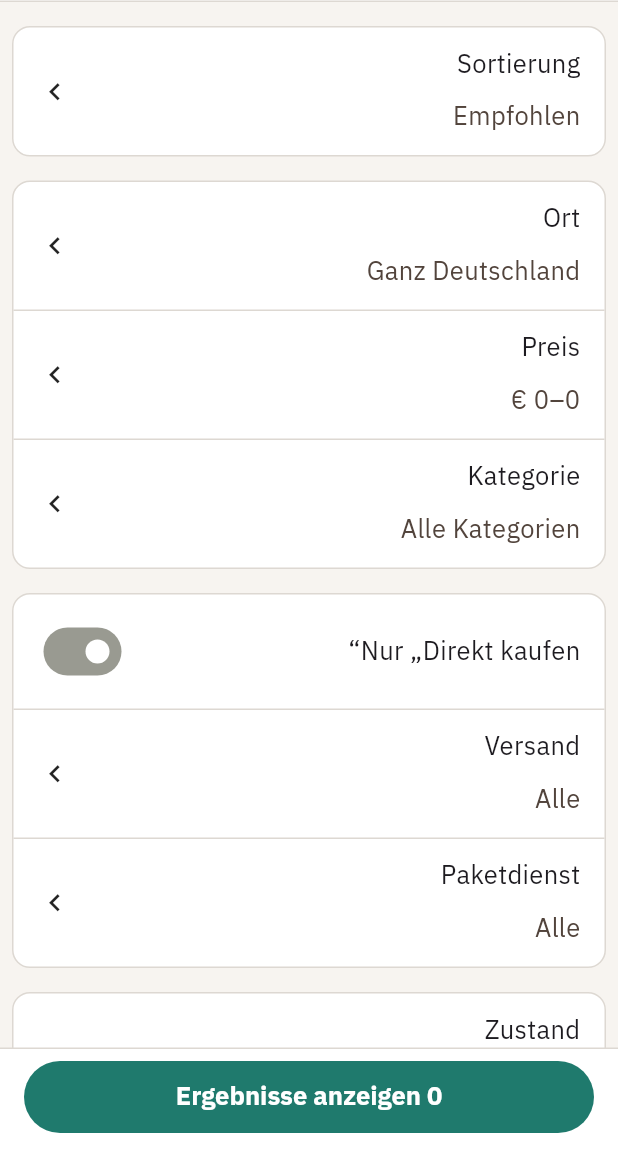
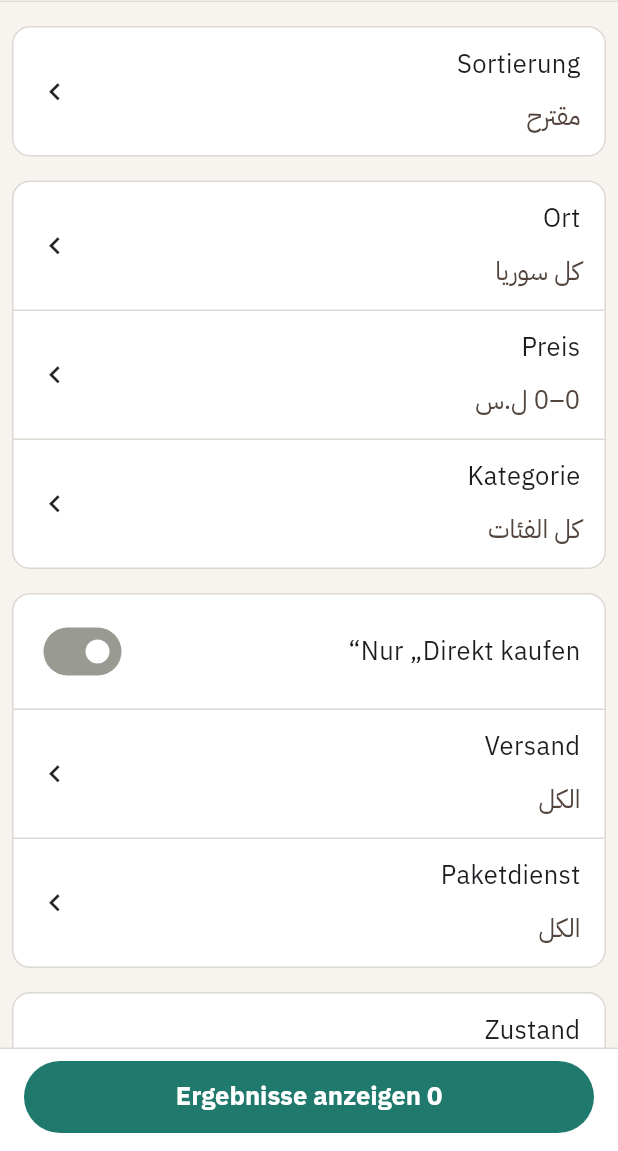
Before and after one commit to abOOd-Hj-DeV/advertising, a Flutter app: the FiltersPage screen opened directly with empty values, on a phone screen of 412 x 824 dp, the part 85-1236 px from its top. Run offline on Flutter 3.47's test engine with Material 3 defaults, Android fonts, the phone set to English and light mode, and no system bars; our stand-ins replace shared_preferences; missing offline and left inert: idb_shim; accounts and stored records are empty.

Commit message:
Translate demo store fixtures to Syrian Arabic (سوقنا rebrand)
- Listing titles/descriptions, categories, types, kinds, conditions → Arabic
- Sellers → Syrian names; cities/districts → Syrian (دمشق, حلب, أحياء دمشق)
- Prices → SYP amounts (450,000–25,000,000) with ل.س and grouped digits
- SearchFilters defaults/labels, accepts() comparisons, fromJson fallbacks → Arabic
- Kept identifiers, JSON keys, enum values, image keys and carrier brand names

Co-Authored-By: Devin AI <158243242+devin-ai-integration[bot]@users.noreply.github.com>

```diff
--- a/lib/data/demo_store.dart
+++ b/lib/data/demo_store.dart
@@ -3,6 +3,17 @@ import 'package:flutter/material.dart';
 import 'package:shared_preferences/shared_preferences.dart';
 part 'local_models.dart';
 part 'local_store.dart';
+
+String _groupDigits(double v) {
+  final s = v.toStringAsFixed(v % 1 == 0 ? 0 : 2);
+  final dot = s.indexOf('.');
+  final intPart = dot < 0 ? s : s.substring(0, dot);
+  final grouped = intPart.replaceAllMapped(
+    RegExp(r'\B(?=(\d{3})+(?!\d))'),
+    (_) => ',',
+  );
+  return dot < 0 ? grouped : '$grouped${s.substring(dot)}';
+}
 
 class Listing {
   const Listing({
@@ -11,30 +22,30 @@ class Listing {
     required this.price,
     required this.image,
     required this.category,
-    this.city = 'Berlin',
-    this.district = 'Prenzlauer Berg',
+    this.city = 'دمشق',
+    this.district = 'المزة',
     this.distance = 4,
-    this.type = 'Cityräder',
-    this.kind = 'Unisex',
+    this.type = 'دراجات مدينة',
+    this.kind = 'للجنسين',
     this.carrier = 'DHL',
     this.ageHours = 2,
-    this.condition = 'Sehr gut',
+    this.condition = 'جيد جداً',
     this.shipping = true,
     this.direct = false,
     this.commercial = false,
     this.wanted = false,
     this.featured = false,
-    this.seller = 'Lena',
-    this.date = 'Heute, 10:42',
+    this.seller = 'لينا',
+    this.date = 'اليوم، 10:42',
     this.images = const [],
     this.sellerId = '',
     this.status = ListingStatus.active,
     this.priceType = PriceType.fixed,
     this.description =
-        'Gut erhalten und bereit für ein neues Zuhause. '
-        'Wir geben diesen schönen Artikel ab, weil wir Platz schaffen möchten. '
-        'Bei Fragen melde dich gerne. Abholung nach Vereinbarung. '
-        'Dies ist eine fiktive Anzeige für die lokale UI-Demo.',
+        'بحالة جيدة وجاهز لصاحب جديد. '
+        'نعرض هذا الغرض الجميل لأننا نريد إخلاء مكان. '
+        'إذا كان لديك أي سؤال راسلني. الاستلام بالاتفاق. '
+        'هذا إعلان تجريبي لواجهة السوق المحلية.',
   });
   final String id,
       title,
@@ -59,8 +70,8 @@ class Listing {
   final List<String> images;
   List<String> get gallery => images.isEmpty ? [image] : images;
   String get formattedPrice => priceType == PriceType.free
-      ? 'Zu verschenken'
-      : '${price.toStringAsFixed(price % 1 == 0 ? 0 : 2).replaceAll('.', ',')} €${priceType == PriceType.negotiable ? ' VB' : ''}';
+      ? 'مجاني'
+      : '${_groupDigits(price)} ل.س${priceType == PriceType.negotiable ? ' قابل للتفاوض' : ''}';
   Map<String, dynamic> toJson() => {
     'id': id,
     'title': title,
@@ -92,7 +103,7 @@ class Listing {
     final price = (j['price'] as num).toDouble();
     final id = j['id'] as String;
     if (id.isEmpty || !price.isFinite || price < 0) {
-      throw const FormatException('Ungültige Anzeige');
+      throw const FormatException('إعلان غير صالح');
     }
     return Listing(
       id: id,
@@ -100,15 +111,15 @@ class Listing {
       title: j['title'] as String,
       image: j['image'] as String,
       category: j['category'] as String,
-      city: j['city'] as String? ?? 'Berlin',
+      city: j['city'] as String? ?? 'دمشق',
       district: j['district'] as String? ?? '',
       type: j['type'] as String? ?? '',
       kind: j['kind'] as String? ?? '',
       carrier: j['carrier'] as String? ?? 'DHL',
-      condition: j['condition'] as String? ?? 'Gut',
-      seller: j['seller'] as String? ?? 'Lena Demo',
+      condition: j['condition'] as String? ?? 'جيد',
+      seller: j['seller'] as String? ?? 'بائع تجريبي',
       sellerId: j['sellerId'] as String? ?? 'self',
-      date: j['date'] as String? ?? 'Lokal',
+      date: j['date'] as String? ?? 'محلي',
       description: j['description'] as String? ?? '',
       shipping: j['shipping'] as bool? ?? false,
       direct: j['direct'] as bool? ?? false,
@@ -175,241 +186,241 @@ const listings = <Listing>[
   Listing(
     id: 'b1',
     priceType: PriceType.negotiable,
-    title: 'Citybike – leicht, gepflegt und sofort startklar',
-    price: 180,
+    title: 'دراجة مدينة – خفيفة ونظيفة وجاهزة فوراً',
+    price: 1400000,
     image: 'bike_city',
-    category: 'Fahrräder & Zubehör',
+    category: 'دراجات وملحقات',
     direct: true,
-    kind: 'Damen',
+    kind: 'نسائي',
     ageHours: 1,
     featured: true,
     images: ['bike_city', 'bike', 'bike_road'],
   ),
   Listing(
     id: 'b2',
-    title: 'Klassisches Fahrrad mit 7 Gängen',
-    price: 95,
+    title: 'دراجة كلاسيكية بـ 7 سرعات',
+    price: 750000,
     image: 'bike',
-    category: 'Fahrräder & Zubehör',
-    district: 'Mitte',
+    category: 'دراجات وملحقات',
+    district: 'الصالحية',
     distance: 2,
-    seller: 'Paul',
-    condition: 'Gut',
-    kind: 'Herren',
+    seller: 'باسل',
+    condition: 'جيد',
+    kind: 'رجالي',
     carrier: 'Hermes',
     ageHours: 6,
     images: ['bike', 'bike_city'],
   ),
   Listing(
     id: 'b3',
-    title: 'Trekkingrad für Stadt und kleine Abenteuer',
-    price: 320,
+    title: 'دراجة سياحية للمدينة والمشاوير القصيرة',
+    price: 2500000,
     priceType: PriceType.negotiable,
     image: 'bike_road',
-    category: 'Fahrräder & Zubehör',
-    district: 'Kreuzberg',
-    type: 'Trekkingräder',
+    category: 'دراجات وملحقات',
+    district: 'المالكي',
+    type: 'دراجات سياحية',
     featured: true,
-    seller: 'Mira',
+    seller: 'ميرا',
     distance: 9,
     images: ['bike_road', 'bike', 'bike_city'],
   ),
   Listing(
     id: 'b4',
-    title: 'Fahrrad für Kinder, guter Zustand',
-    price: 70,
+    title: 'دراجة أطفال بحالة جيدة',
+    price: 550000,
     image: 'bike_city',
-    category: 'Fahrräder & Zubehör',
-    type: 'Kinderräder',
-    kind: 'Kinder',
-    district: 'Pankow',
-    seller: 'Jonas',
+    category: 'دراجات وملحقات',
+    type: 'دراجات أطفال',
+    kind: 'أطفال',
+    district: 'الميدان',
+    seller: 'جود',
     distance: 12,
     shipping: false,
   ),
   Listing(
     id: 'b5',
-    title: 'Sportliches Rennrad – neue Reifen',
-    price: 550,
+    title: 'دراجة سباق رياضية – إطارات جديدة',
+    price: 4200000,
     priceType: PriceType.negotiable,
     image: 'bike_road',
-    category: 'Fahrräder & Zubehör',
-    type: 'Rennräder',
-    city: 'Hamburg',
-    district: 'Altona',
+    category: 'دراجات وملحقات',
+    type: 'دراجات سباق',
+    city: 'حلب',
+    district: 'الجميلية',
     distance: 3,
-    seller: 'Finn',
+    seller: 'فادي',
     direct: true,
   ),
   Listing(
     id: 'b6',
-    title: 'Fahrrad Retro – schönes Alltagsrad',
-    price: 125,
+    title: 'دراجة ريترو – جميلة للاستخدام اليومي',
+    price: 950000,
     priceType: PriceType.negotiable,
     image: 'bike',
-    category: 'Fahrräder & Zubehör',
-    district: 'Charlottenburg',
+    category: 'دراجات وملحقات',
+    district: 'كفرسوسة',
     distance: 10,
-    seller: 'Sophie',
-    condition: 'Gut',
-    kind: 'Damen',
+    seller: 'سوسن',
+    condition: 'جيد',
+    kind: 'نسائي',
     carrier: 'DPD',
   ),
   Listing(
     id: 'b7',
-    title: 'E-Bike mit Zubehör und Rechnung',
-    price: 1290,
+    title: 'دراجة كهربائية مع ملحقاتها وفاتورة الشراء',
+    price: 9500000,
     priceType: PriceType.negotiable,
     image: 'bike_city',
-    category: 'Fahrräder & Zubehör',
-    type: 'E-Bikes',
-    kind: 'Herren',
-    district: 'Friedrichshain',
+    category: 'دراجات وملحقات',
+    type: 'دراجات كهربائية',
+    kind: 'رجالي',
+    district: 'القصاع',
     direct: true,
     commercial: true,
-    seller: 'Radhaus Demo',
+    seller: 'دراجات الشام',
   ),
   Listing(
     id: 'b8',
-    title: 'Suche Fahrrad für den Weg zur Uni',
-    price: 150,
+    title: 'مطلوب دراجة للمشوار إلى الجامعة',
+    price: 1200000,
     priceType: PriceType.negotiable,
     image: 'bike',
-    category: 'Fahrräder & Zubehör',
+    category: 'دراجات وملحقات',
     wanted: true,
     shipping: false,
-    district: 'Neukölln',
-    seller: 'Alex',
+    district: 'ركن الدين',
+    seller: 'علي',
     distance: 8,
   ),
   Listing(
     id: 's1',
-    title: 'Gemütliches Sofa in sattem Grün',
-    price: 240,
+    title: 'كنبة مريحة بلون أخضر غامق',
+    price: 1800000,
     priceType: PriceType.negotiable,
     image: 'sofa',
-    type: 'Sofas & Sitzgarnituren',
-    category: 'Haus & Garten',
+    type: 'كنب وأطقم',
+    category: 'المنزل والحديقة',
     featured: true,
     shipping: false,
-    seller: 'Lena',
+    seller: 'لينا',
     images: ['sofa', 'room'],
   ),
   Listing(
     id: 'r1',
-    title: 'Helle 2-Zimmer-Wohnung mit Balkon',
-    price: 850,
+    title: 'شقة غرفتين منورة مع بلكون للإيجار',
+    price: 4000000,
     image: 'room',
-    category: 'Immobilien',
-    district: 'Mitte',
+    category: 'عقارات',
+    district: 'الصالحية',
     shipping: false,
-    type: 'Mieten',
+    type: 'للإيجار',
     images: ['room', 'sofa'],
-    seller: 'Mira',
+    seller: 'ميرا',
   ),
   Listing(
     id: 'r2',
-    title: 'Stilvolles Apartment im Grünen',
-    price: 265000,
+    title: 'شقة أنيقة بمنطقة خضراء للبيع',
+    price: 25000000,
     image: 'room',
-    category: 'Immobilien',
-    type: 'Kaufen',
+    category: 'عقارات',
+    type: 'للبيع',
     shipping: false,
-    district: 'Pankow',
+    district: 'الميدان',
     distance: 12,
-    seller: 'Paul',
+    seller: 'باسل',
   ),
   Listing(
     id: 'c1',
-    title: 'Sportwagen – gepflegt, neue Inspektion',
-    price: 23900,
+    title: 'سيارة رياضية – بحالة ممتازة وفحص جديد',
+    price: 22000000,
     priceType: PriceType.negotiable,
     image: 'car',
-    type: 'Autos',
-    category: 'Auto, Rad & Boot',
+    type: 'سيارات',
+    category: 'سيارات ودراجات وقوارب',
     shipping: false,
-    seller: 'Paul',
+    seller: 'باسل',
   ),
   Listing(
     id: 'e1',
-    title: 'Spiegelreflexkamera mit Objektiv',
-    price: 290,
+    title: 'كاميرا احترافية مع عدسة',
+    price: 2200000,
     priceType: PriceType.negotiable,
     image: 'camera',
-    type: 'Kameras',
-    category: 'Elektronik',
+    type: 'كاميرات',
+    category: 'إلكترونيات',
     direct: true,
-    seller: 'Jonas',
+    seller: 'جود',
   ),
   Listing(
     id: 'e2',
-    title: 'Notebook 13 Zoll – ideal fürs Studium',
-    price: 420,
+    title: 'لابتوب 13 إنش – مثالي للدراسة',
+    price: 3200000,
     priceType: PriceType.negotiable,
     image: 'laptop',
-    type: 'Notebooks',
+    type: 'لابتوبات',
     carrier: 'DPD',
-    category: 'Elektronik',
-    seller: 'Mira',
+    category: 'إلكترونيات',
+    seller: 'ميرا',
   ),
   Listing(
     id: 'f1',
-    title: 'Sneaker in Rot, Größe 39',
-    price: 45,
+    title: 'حذاء رياضي أحمر، قياس 39',
+    price: 550000,
     image: 'shoes',
-    type: 'Schuhe',
+    type: 'أحذية',
     carrier: 'Hermes',
-    category: 'Mode & Beauty',
-    district: 'Kreuzberg',
-    seller: 'Sophie',
+    category: 'أزياء وجمال',
+    district: 'المالكي',
+    seller: 'سوسن',
   ),
   Listing(
     id: 'p1',
-    title: 'Große Zimmerpflanze mit Übertopf',
-    price: 25,
+    title: 'نبتة منزلية كبيرة مع أصيص',
+    price: 480000,
     image: 'plant',
-    type: 'Pflanzen',
-    category: 'Haus & Garten',
+    type: 'نباتات',
+    category: 'المنزل والحديقة',
     shipping: false,
-    seller: 'Lena',
+    seller: 'لينا',
   ),
   Listing(
     id: 'm1',
-    title: 'Bücherpaket – spannende Geschichten',
-    price: 20,
+    title: 'حزمة كتب – قصص شيّقة',
+    price: 450000,
     image: 'books',
-    type: 'Bücher',
-    category: 'Musik, Filme & Bücher',
-    seller: 'Finn',
+    type: 'كتب',
+    category: 'موسيقى وأفلام وكتب',
+    seller: 'فادي',
   ),
   Listing(
     id: 'h1',
-    title: 'Hundebetreuung am Wochenende',
-    price: 30,
+    title: 'رعاية كلاب في عطلة نهاية الأسبوع',
+    price: 500000,
     image: 'dog',
-    type: 'Hundebetreuung',
-    category: 'Haustiere',
+    type: 'رعاية كلاب',
+    category: 'حيوانات أليفة',
     shipping: false,
-    seller: 'Sophie',
+    seller: 'سوسن',
   ),
 ];
 
 class SearchFilters {
   SearchFilters({
-    this.category = 'Alle Kategorien',
+    this.category = 'كل الفئات',
     this.city = '',
     this.radius = 15,
     this.minimum,
     this.maximum,
     this.extraBudget = false,
-    this.sort = 'Empfohlen',
-    this.type = 'Alle',
-    this.kind = 'Alle',
-    this.condition = 'Alle',
-    this.shipping = 'Alle',
-    this.carrier = 'Alle',
-    this.seller = 'Privat & Gewerblich',
-    this.offer = 'Angebote & Gesuche',
+    this.sort = 'مقترح',
+    this.type = 'الكل',
+    this.kind = 'الكل',
+    this.condition = 'الكل',
+    this.shipping = 'الكل',
+    this.carrier = 'الكل',
+    this.seller = 'فردي وتجاري',
+    this.offer = 'عروض وطلبات',
     this.direct = false,
   });
   String category,
@@ -443,28 +454,27 @@ class SearchFilters {
     direct: direct,
   );
   bool accepts(Listing l) =>
-      (category == 'Alle Kategorien' ||
+      (category == 'كل الفئات' ||
           l.category == category ||
-          category == 'Autos' && l.type == 'Autos' ||
-          category == 'Auto, Rad & Boot' &&
-              l.category == 'Fahrräder & Zubehör') &&
+          category == 'سيارات' && l.type == 'سيارات' ||
+          category == 'سيارات ودراجات وقوارب' &&
+              l.category == 'دراجات وملحقات') &&
       (city.isEmpty || l.city == city && l.distance <= radius) &&
       (minimum == null || l.price >= minimum!) &&
       (maximum == null || l.price <= maximum! * (extraBudget ? 1.15 : 1)) &&
-      (type == 'Alle' || l.type == type) &&
-      (condition == 'Alle' || l.condition == condition) &&
-      (kind == 'Alle' || kind == l.kind) &&
-      (shipping == 'Alle' || l.shipping == (shipping == 'Versand möglich')) &&
-      (carrier == 'Alle' || l.shipping && carrier == l.carrier) &&
-      (seller == 'Privat & Gewerblich' ||
-          l.commercial == (seller == 'Gewerblich')) &&
-      (offer == 'Angebote & Gesuche' || l.wanted == (offer == 'Gesuche')) &&
+      (type == 'الكل' || l.type == type) &&
+      (condition == 'الكل' || l.condition == condition) &&
+      (kind == 'الكل' || kind == l.kind) &&
+      (shipping == 'الكل' || l.shipping == (shipping == 'شحن متاح')) &&
+      (carrier == 'الكل' || l.shipping && carrier == l.carrier) &&
+      (seller == 'فردي وتجاري' || l.commercial == (seller == 'تجاري')) &&
+      (offer == 'عروض وطلبات' || l.wanted == (offer == 'طلبات')) &&
       (!direct || l.direct);
   String get locationLabel =>
-      city.isEmpty ? 'Ganz Deutschland' : '$city (+${radius.round()} km)';
+      city.isEmpty ? 'كل سوريا' : '$city (+${radius.round()} كم)';
   String get priceLabel => minimum == null && maximum == null
-      ? 'Beliebig'
-      : '${minimum?.round() ?? 0}–${maximum?.round() ?? '∞'} €';
+      ? 'أي سعر'
+      : '${_groupDigits(minimum ?? 0)}–${maximum == null ? '∞' : _groupDigits(maximum!)} ل.س';
   Map<String, Object?> toJson() => {
     'category': category,
     'city': city,
@@ -483,20 +493,20 @@ class SearchFilters {
     'direct': direct,
   };
   factory SearchFilters.fromJson(Map<String, dynamic> json) => SearchFilters(
-    category: json['category'] as String? ?? 'Alle Kategorien',
+    category: json['category'] as String? ?? 'كل الفئات',
     city: json['city'] as String? ?? '',
     radius: (json['radius'] as num?)?.toDouble() ?? 15,
     minimum: (json['minimum'] as num?)?.toDouble(),
     maximum: (json['maximum'] as num?)?.toDouble(),
     extraBudget: json['extraBudget'] as bool? ?? false,
-    sort: json['sort'] as String? ?? 'Empfohlen',
-    type: json['type'] as String? ?? 'Alle',
-    kind: json['kind'] as String? ?? 'Alle',
-    condition: json['condition'] as String? ?? 'Alle',
-    shipping: json['shipping'] as String? ?? 'Alle',
-    carrier: json['carrier'] as String? ?? 'Alle',
-    seller: json['seller'] as String? ?? 'Privat & Gewerblich',
-    offer: json['offer'] as String? ?? 'Angebote & Gesuche',
+    sort: json['sort'] as String? ?? 'مقترح',
+    type: json['type'] as String? ?? 'الكل',
+    kind: json['kind'] as String? ?? 'الكل',
+    condition: json['condition'] as String? ?? 'الكل',
+    shipping: json['shipping'] as String? ?? 'الكل',
+    carrier: json['carrier'] as String? ?? 'الكل',
+    seller: json['seller'] as String? ?? 'فردي وتجاري',
+    offer: json['offer'] as String? ?? 'عروض وطلبات',
     direct: json['direct'] as bool? ?? false,
   );
 }
@@ -507,7 +517,7 @@ class SavedSearch {
   final SearchFilters filters;
   bool alerts = true;
   String get label =>
-      '${query.isEmpty ? 'Alle Anzeigen' : query} · ${filters.locationLabel} · ${filters.priceLabel}';
+      '${query.isEmpty ? 'كل الإعلانات' : query} · ${filters.locationLabel} · ${filters.priceLabel}';
   String encode() => jsonEncode({
     'query': query,
     'filters': filters.toJson(),
```
